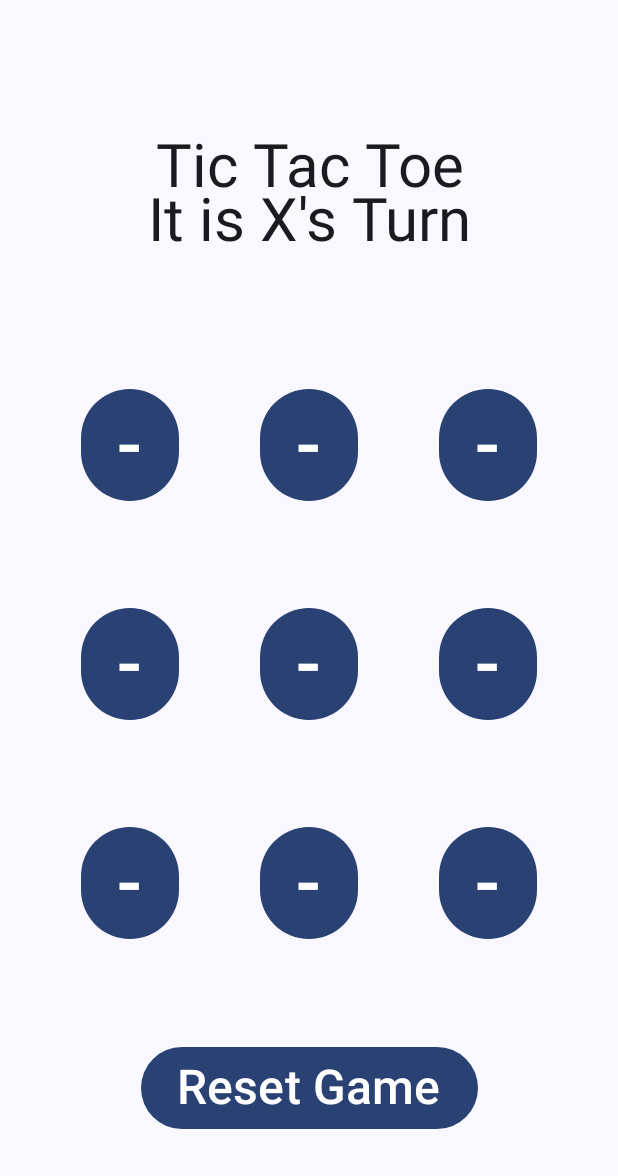
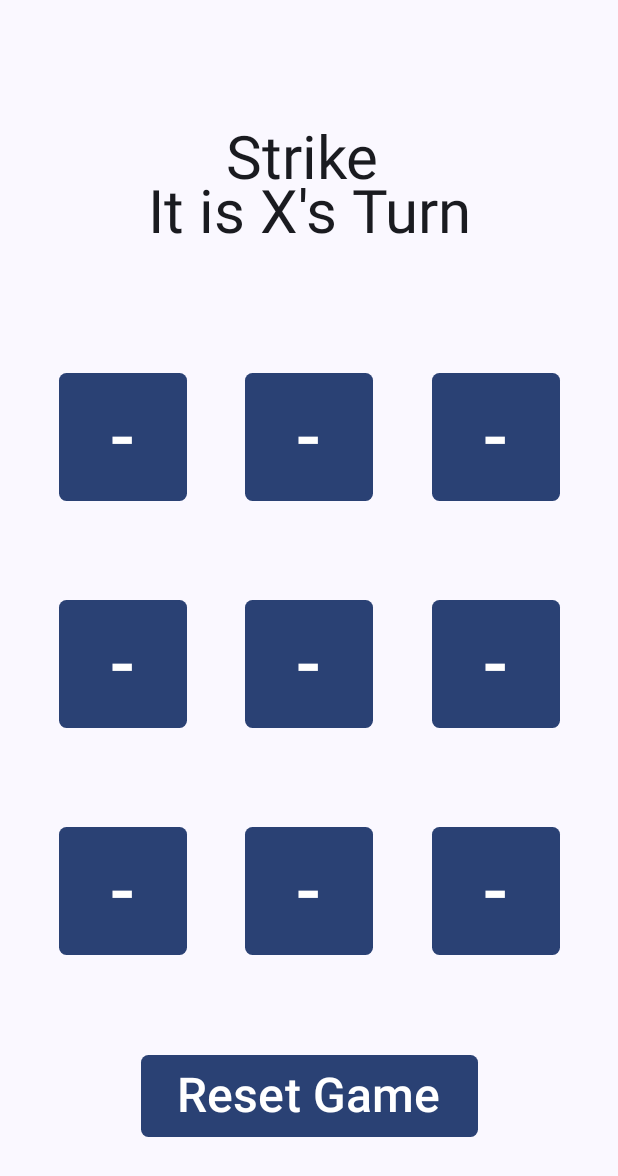
Before and after one commit to k-sameer701/Strike, an Android app built with Jetpack Compose: the screen it shows after launch (MainActivity), on a phone screen of 412 x 824 dp. Shown: the top 1176 px of the screen. Run offline under Robolectric (Android 15) with nearby library versions, the phone set to English and light mode, and no system bars.

Commit message:
Buttons Fixed

```diff
--- a/app/src/main/java/com/example/strike/Screen.kt
+++ b/app/src/main/java/com/example/strike/Screen.kt
@@ -6,17 +6,35 @@ import androidx.compose.foundation.layout.Row
 import androidx.compose.foundation.layout.fillMaxSize
 import androidx.compose.foundation.layout.fillMaxWidth
 import androidx.compose.foundation.layout.padding
+import androidx.compose.foundation.layout.size
+import androidx.compose.foundation.shape.RoundedCornerShape
 import androidx.compose.material3.Button
 import androidx.compose.material3.ButtonDefaults
 import androidx.compose.material3.MaterialTheme
+import androidx.compose.material3.Surface
 import androidx.compose.material3.Text
 import androidx.compose.runtime.Composable
 import androidx.compose.ui.Alignment
 import androidx.compose.ui.Modifier
 import androidx.compose.ui.graphics.Color
 import androidx.compose.ui.text.style.TextAlign
+import androidx.compose.ui.tooling.preview.Preview
 import androidx.compose.ui.unit.dp
 import androidx.compose.ui.unit.sp
+import com.example.strike.ui.theme.StrikeTheme
+
+//@Preview
+//@Composable
+//fun Show(){
+//    StrikeTheme {
+//        Surface(
+//            modifier = Modifier.fillMaxSize()
+//        ) {
+//            val viewModel = TicTacToeViewModel()
+//            TicTacToeScreen(viewModel = viewModel)
+//        }
+//    }
+//}
 
 @Composable
 fun TicTacToeScreen(
@@ -30,7 +48,7 @@ fun TicTacToeScreen(
         horizontalAlignment = Alignment.CenterHorizontally
     ) {
         val turn = if(state.isXTurn) "X's Turn" else "O's Turn"
-        val turnMessage = "Tic Tac Toe\nIt is $turn"
+        val turnMessage = "Strike \nIt is $turn"
         val winner = state.winner
         val winnerMessage = "Tic Tac Toe\n$winner Wins"
         Text(
@@ -47,6 +65,7 @@ fun TicTacToeScreen(
         BuildRow(rowId = 3, viewModel = viewModel)
 
         Button(
+            shape = RoundedCornerShape(5.dp),
             onClick = {viewModel.resetBoard()},
             colors = ButtonDefaults.buttonColors(
                 containerColor = MaterialTheme.colorScheme.primary,
@@ -91,6 +110,8 @@ fun TicTacToeButton(
     val color = if(shouldChangeColor) MaterialTheme.colorScheme.tertiary
     else MaterialTheme.colorScheme.primary
     Button(
+        modifier = Modifier.size(85.dp),
+        shape = RoundedCornerShape(5.dp),
         onClick = onClick,
         colors = ButtonDefaults.buttonColors(
             containerColor = color,
```
